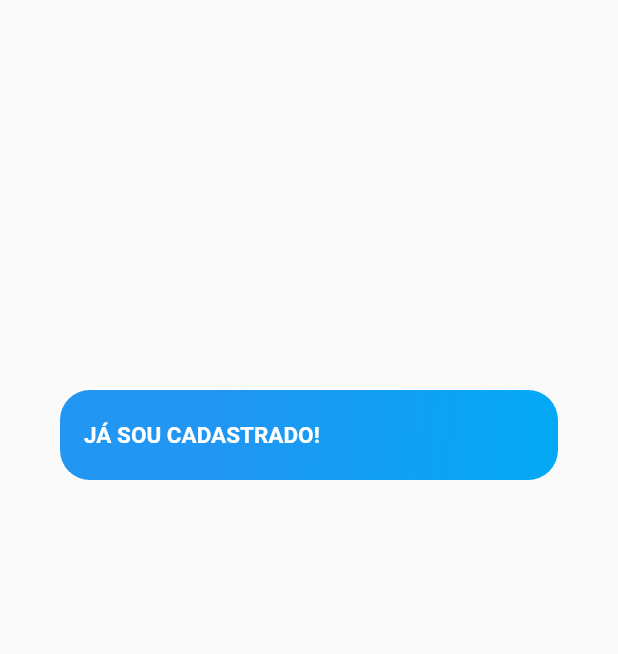
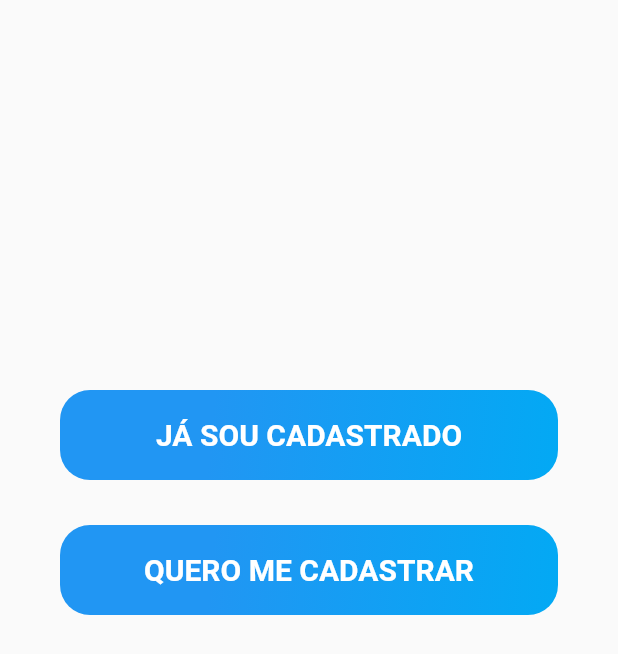
Before and after one commit to romeuporto/MaisSaude, a Flutter app: the screen it shows after launch, on a phone screen of 412 x 824 dp. Shown: the top 654 px of the screen. Run offline on Flutter 3.47's test engine with Material 2 defaults, Android fonts, the phone set to English and light mode, and no system bars.

Commit message:
criate layout HomePage ok!

```diff
--- a/mais_saude/lib/HomePage.dart
+++ b/mais_saude/lib/HomePage.dart
@@ -40,20 +40,59 @@ class _HomePageState extends State<HomePage> {
               child: SizedBox.expand(
                 child: FlatButton(
                   child: Row(
+                    mainAxisAlignment: MainAxisAlignment.center,
                     children: <Widget>[
-                      Text("JÁ SOU CADASTRADO!",
+                      Text("JÁ SOU CADASTRADO",
                       style: TextStyle(
-                        fontSize: 15,
+                        fontSize: 20,
                         fontWeight: FontWeight.bold,
                         color: Colors.white,
                       ),
                       )
                     ],
                   ),
+                  onPressed: (){},
+                ),
+              ),
+            ),
+            SizedBox(
+              height: 30,
+            ),
+            Container(
+              height: 60,
+              alignment: Alignment.centerLeft,
+              decoration: BoxDecoration(
+                  gradient: LinearGradient(
+                      end: Alignment.bottomRight,
+                      begin: Alignment.centerLeft,
+                      stops: [0.3, 1],
+                      colors: [
+                        Colors.blue,
+                        Colors.lightBlue
+                      ]
+                  ),
+                  borderRadius: BorderRadius.all(
+                      Radius.circular(20)
+                  )
+              ),
+              child: SizedBox.expand(
+                child: FlatButton(
+                  child: Row(
+                    mainAxisAlignment: MainAxisAlignment.center,
+                    children: <Widget>[
+                      Text("QUERO ME CADASTRAR",
+                        style: TextStyle(
+                          fontSize: 20,
+                          fontWeight: FontWeight.bold,
+                          color: Colors.white,
+                        ),
+                      )
+                    ],
+                  ),
+                  onPressed: (){},
                 ),
               ),
             )
-
           ],
         )
       ),
```
